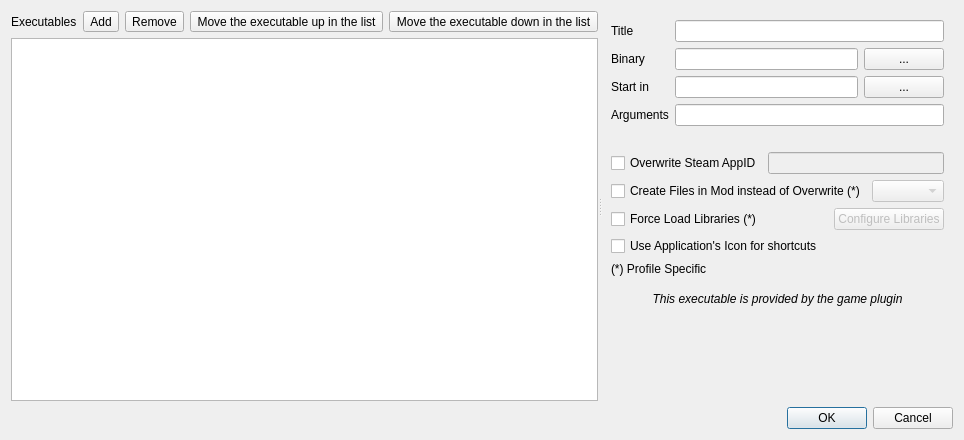
The window that modorganizer/src/editexecutablesdialog.ui (Holt59/mo2-merge) describes before a commit, drawn with Qt 5.
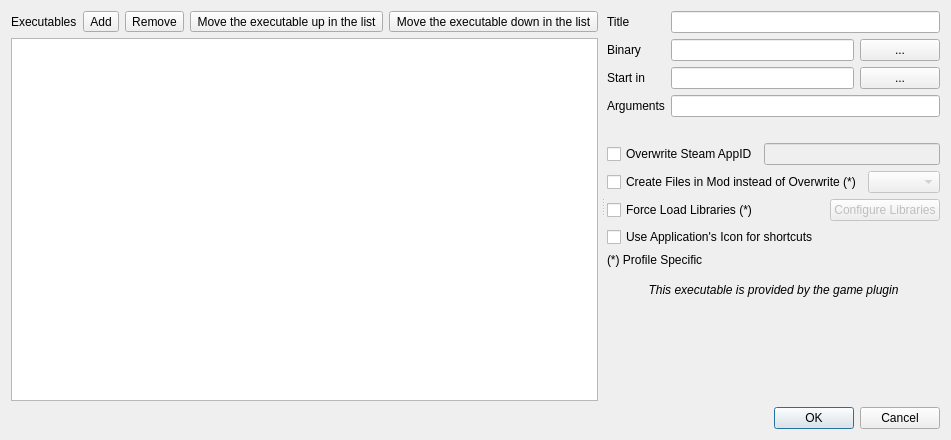
The same window after the commit. Icons and pictures are not drawn.

Commit message: [modorganizer] reduced margins around edit widgets, increased splitter handle width to separate the top buttons from the edit widgets a bit more

```diff
--- a/modorganizer/src/editexecutablesdialog.ui
+++ b/modorganizer/src/editexecutablesdialog.ui
@@ -40,6 +40,9 @@
         <property name="orientation">
          <enum>Qt::Horizontal</enum>
         </property>
+        <property name="handleWidth">
+         <number>9</number>
+        </property>
         <property name="childrenCollapsible">
          <bool>false</bool>
         </property>
@@ -196,6 +199,15 @@
           <item>
            <widget class="QWidget" name="widget_4" native="true">
             <layout class="QVBoxLayout" name="verticalLayout_5">
+             <property name="leftMargin">
+              <number>0</number>
+             </property>
+             <property name="topMargin">
+              <number>0</number>
+             </property>
+             <property name="rightMargin">
+              <number>0</number>
+             </property>
              <property name="bottomMargin">
               <number>10</number>
              </property>
```
